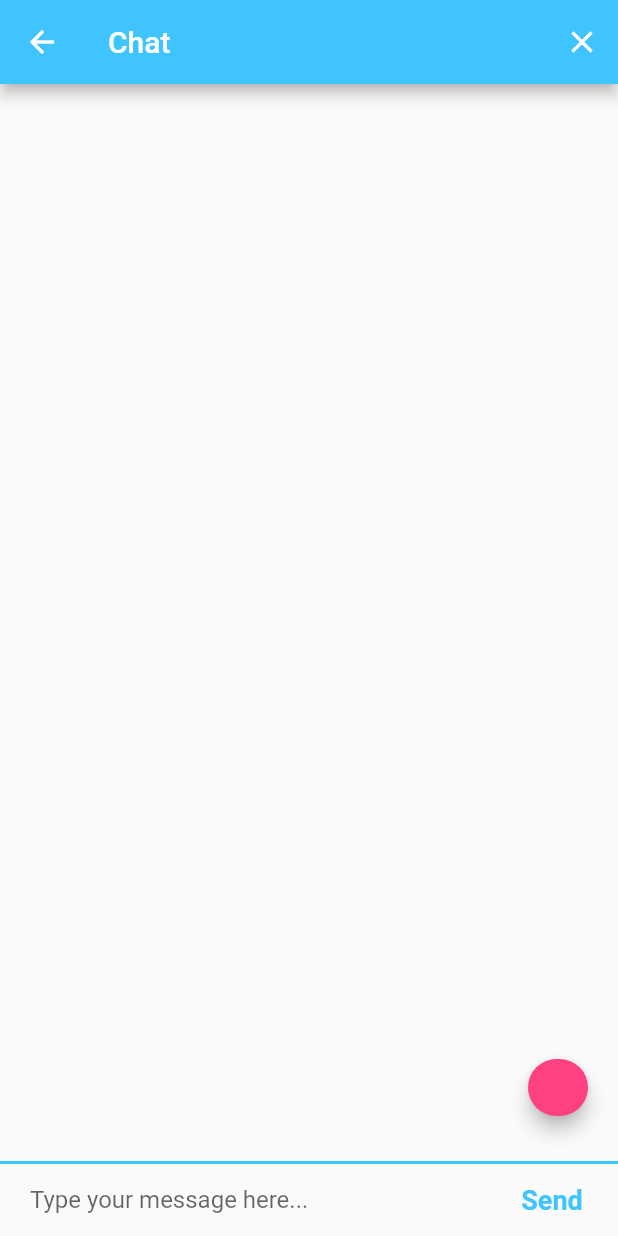
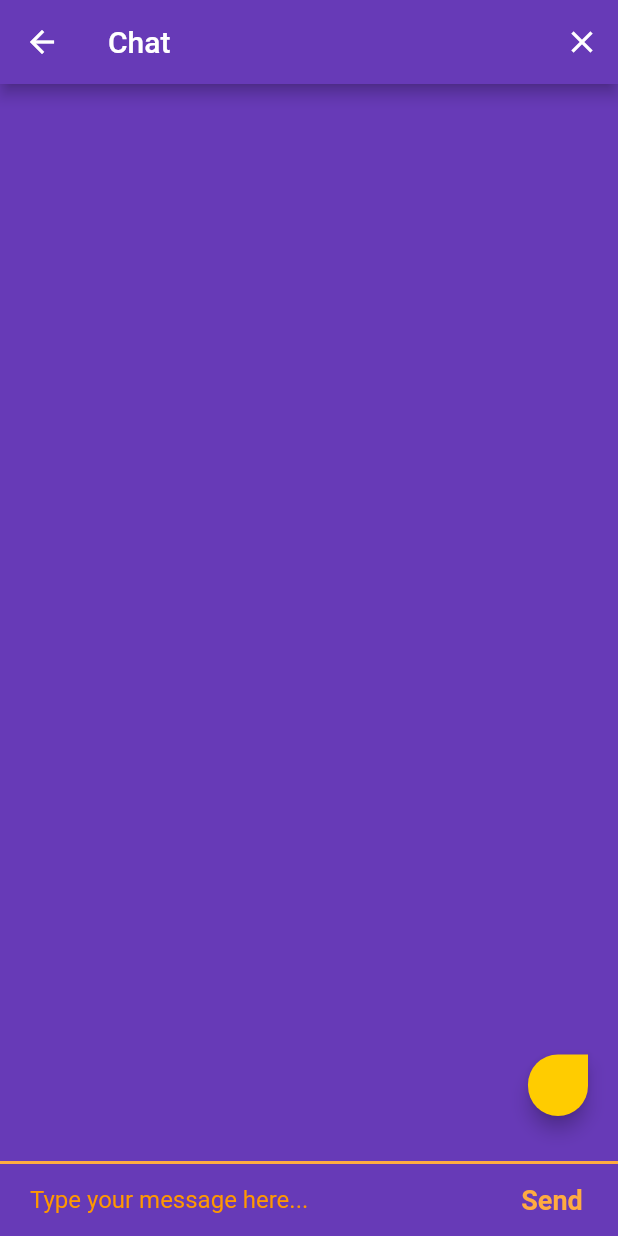
Before and after one commit to prasann-28/flash-chat, a Flutter app: the ChatScreen screen opened by its route, after a tap on "Send", on a phone screen of 412 x 824 dp. Run offline on Flutter 3.47's test engine with Material 2 defaults, Android fonts, the phone set to English and light mode, and no system bars; our stand-ins replace animated_text_kit, cloud_firestore, firebase_auth, firebase_core, modal_progress_hud; accounts and stored records are empty.

Commit message:
ui-changes

```diff
--- a/lib/constants.dart
+++ b/lib/constants.dart
@@ -1,7 +1,7 @@
 import 'package:flutter/material.dart';
 
 const kSendButtonTextStyle = TextStyle(
-  color: Colors.lightBlueAccent,
+  color: Colors.orangeAccent,
   fontWeight: FontWeight.bold,
   fontSize: 18.0,
 );
@@ -9,18 +9,21 @@ const kSendButtonTextStyle = TextStyle(
 const kMessageTextFieldDecoration = InputDecoration(
   contentPadding: EdgeInsets.symmetric(vertical: 10.0, horizontal: 20.0),
   hintText: 'Type your message here...',
+  hintStyle: TextStyle(
+    color: Colors.orange,
+  ),
   border: InputBorder.none,
 );
 
 const kMessageContainerDecoration = BoxDecoration(
   border: Border(
-    top: BorderSide(color: Colors.lightBlueAccent, width: 2.0),
+    top: BorderSide(color: Colors.orangeAccent, width: 2.0),
   ),
 );
 
 const kInputTextFieldDecoration = InputDecoration(
   hintStyle: TextStyle(
-    color: Colors.blueGrey,
+    color: Colors.yellowAccent,
   ),
   contentPadding:
   EdgeInsets.symmetric(vertical: 10.0, horizontal: 20.0),
@@ -29,12 +32,12 @@ const kInputTextFieldDecoration = InputDecoration(
   ),
   enabledBorder: OutlineInputBorder(
     borderSide:
-    BorderSide(color: Colors.lightBlueAccent, width: 1.0),
+    BorderSide(color: Colors.pinkAccent, width: 1.0),
     borderRadius: BorderRadius.all(Radius.circular(32.0)),
   ),
   focusedBorder: OutlineInputBorder(
     borderSide:
-    BorderSide(color: Colors.lightBlueAccent, width: 2.0),
+    BorderSide(color: Colors.pink, width: 2.0),
     borderRadius: BorderRadius.all(Radius.circular(32.0)),
   ),
 );
--- a/lib/screens/chat_screen.dart
+++ b/lib/screens/chat_screen.dart
@@ -53,6 +53,7 @@ class _ChatScreenState extends State<ChatScreen> {
   @override
   Widget build(BuildContext context) {
     return Scaffold(
+      backgroundColor: Colors.deepPurple,
       appBar: AppBar(
         leading: null,
         actions: <Widget>[
@@ -69,7 +70,7 @@ class _ChatScreenState extends State<ChatScreen> {
               }),
         ],
         title: Text('️Chat'),
-        backgroundColor: Colors.lightBlueAccent,
+        backgroundColor: Colors.deepPurple,
       ),
       body: SafeArea(
         child: Column(
@@ -114,6 +115,9 @@ class _ChatScreenState extends State<ChatScreen> {
                 children: <Widget>[
                   Expanded(
                     child: TextField(
+                      style: TextStyle(
+                        color: Colors.white
+                      ),
                       controller: messageTextController,
                       onChanged: (value) {
                         //Do something with the user input.
@@ -160,24 +164,28 @@ class MessageBubble extends StatelessWidget {
       child: Column(
         crossAxisAlignment: messageSender == loggedInUser.email ? CrossAxisAlignment.end : CrossAxisAlignment.start,
         children: [
-          Text(
-              messageSender,
-            style: TextStyle(
-              fontSize: 12,
-              color: Colors.black54
+          Padding(
+            padding: const EdgeInsets.all(8.0),
+            child: Text(
+                messageSender,
+              style: TextStyle(
+                fontSize: 12,
+                color: Colors.yellowAccent
+              ),
             ),
           ),
           Material(
-            borderRadius: BorderRadius.circular(30),
+            borderRadius: messageSender != loggedInUser.email ?BorderRadius.only(topRight: Radius.circular(30), bottomLeft: Radius.circular(30), bottomRight: Radius.circular(30)) :BorderRadius.only(topLeft: Radius.circular(30), bottomLeft: Radius.circular(30), bottomRight: Radius.circular(30)),
             elevation: 5,
-            color: messageSender != loggedInUser.email ? Colors.lightBlueAccent : Colors.pinkAccent,
+            color: messageSender != loggedInUser.email ? Colors.pinkAccent : Color(0xffffcc00),
               child: Padding(
                 padding: EdgeInsets.symmetric(vertical: 10, horizontal: 20),
                 child: Text(
                   messageText,
                   style: TextStyle(
-                    color: Colors.white,
-                      fontSize: 15
+                    color: messageSender != loggedInUser.email ? Colors.white: Colors.redAccent,
+                      fontSize: 18,
+                    fontWeight: FontWeight.w600
                   ),
                 ),
               )
```
Also changed, not shown: lib/screens/login_screen.dart (+15 -7 lines), lib/screens/registration_screen.dart (+15 -7 lines), lib/screens/welcome_screen.dart (+5 -3 lines), pubspec.lock, 120 other files.
